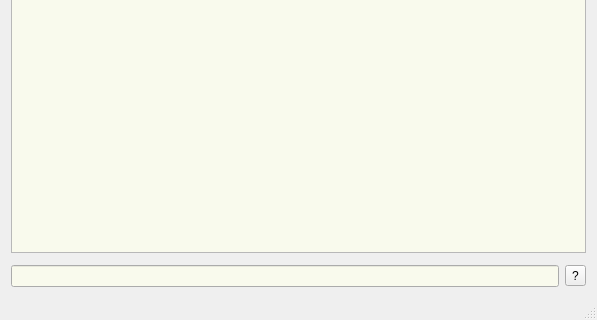
Qt form src/widgets/ui/mainwindow.ui (choenig/tingy) before a commit; both pictures show x 0 to 597 and y 313 to 633 of the 597 by 633 pixel window.
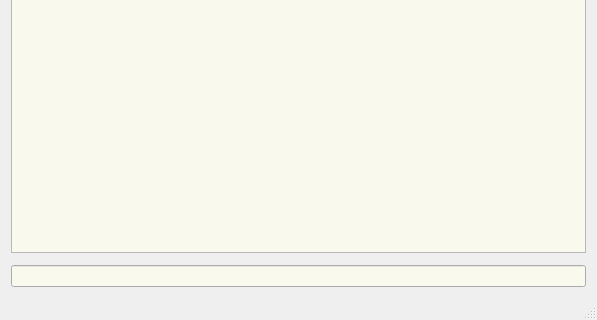
The same form after that commit. Custom widgets are drawn as their Qt base class.

Commit message: cleanups, color enhancements

The edit to the form file:
```diff
--- a/src/widgets/ui/mainwindow.ui
+++ b/src/widgets/ui/mainwindow.ui
@@ -15,55 +15,7 @@
   </property>
   <widget class="QWidget" name="centralWidget">
    <layout class="QGridLayout" name="gridLayout">
-    <item row="2" column="0" colspan="2">
-     <widget class="AutocompleteLineEdit" name="leAddTask">
-      <property name="palette">
-       <palette>
-        <active>
-         <colorrole role="Base">
-          <brush brushstyle="SolidPattern">
-           <color alpha="255">
-            <red>249</red>
-            <green>250</green>
-            <blue>237</blue>
-           </color>
-          </brush>
-         </colorrole>
-        </active>
-        <inactive>
-         <colorrole role="Base">
-          <brush brushstyle="SolidPattern">
-           <color alpha="255">
-            <red>249</red>
-            <green>250</green>
-            <blue>237</blue>
-           </color>
-          </brush>
-         </colorrole>
-        </inactive>
-        <disabled>
-         <colorrole role="Base">
-          <brush brushstyle="SolidPattern">
-           <color alpha="255">
-            <red>244</red>
-            <green>244</green>
-            <blue>244</blue>
-           </color>
-          </brush>
-         </colorrole>
-        </disabled>
-       </palette>
-      </property>
-     </widget>
-    </item>
-    <item row="2" column="2">
-     <widget class="QToolButton" name="pbAddTaskInfo">
-      <property name="text">
-       <string>?</string>
-      </property>
-     </widget>
-    </item>
-    <item row="0" column="0" colspan="3">
+    <item row="0" column="0">
      <widget class="TaskTree" name="taskTree">
       <property name="palette">
        <palette>
@@ -120,7 +72,48 @@
       </column>
      </widget>
     </item>
-    <item row="1" column="0" colspan="3">
+    <item row="2" column="0">
+     <widget class="AutocompleteLineEdit" name="leAddTask">
+      <property name="palette">
+       <palette>
+        <active>
+         <colorrole role="Base">
+          <brush brushstyle="SolidPattern">
+           <color alpha="255">
+            <red>249</red>
+            <green>250</green>
+            <blue>237</blue>
+           </color>
+          </brush>
+         </colorrole>
+        </active>
+        <inactive>
+         <colorrole role="Base">
+          <brush brushstyle="SolidPattern">
+           <color alpha="255">
+            <red>249</red>
+            <green>250</green>
+            <blue>237</blue>
+           </color>
+          </brush>
+         </colorrole>
+        </inactive>
+        <disabled>
+         <colorrole role="Base">
+          <brush brushstyle="SolidPattern">
+           <color alpha="255">
+            <red>244</red>
+            <green>244</green>
+            <blue>244</blue>
+           </color>
+          </brush>
+         </colorrole>
+        </disabled>
+       </palette>
+      </property>
+     </widget>
+    </item>
+    <item row="1" column="0">
      <widget class="DateBeam" name="dateBeam" native="true"/>
     </item>
    </layout>
```
The commit also changes 6 other files.
